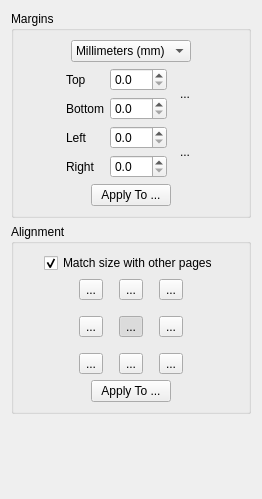
Before: the Qt Designer form filters/page_layout/ui/PageLayoutOptionsWidget.ui in scantailor/scantailor, drawn with Qt 5.
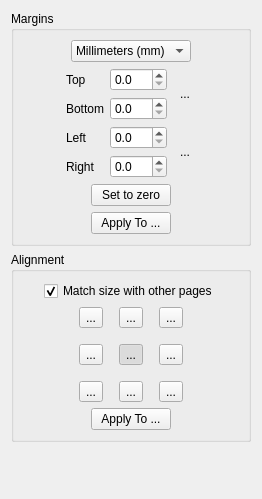
After: the same form once the commit is applied. Icons and pictures are not drawn.

Commit message: Added "Set to zero" button to Margin widget

Diff of the .ui file:
```diff
--- a/filters/page_layout/ui/PageLayoutOptionsWidget.ui
+++ b/filters/page_layout/ui/PageLayoutOptionsWidget.ui
@@ -239,9 +239,9 @@
          </spacer>
         </item>
         <item>
-         <widget class="QPushButton" name="applyMarginsBtn">
+         <widget class="QPushButton" name="zeroMarginsBtn">
           <property name="text">
-           <string>Apply To ...</string>
+           <string>Set to zero</string>
           </property>
          </widget>
         </item>
@@ -260,6 +260,43 @@
         </item>
        </layout>
       </item>
+      <item>
+       <layout class="QHBoxLayout" name="horizontalLayout_51">
+        <item>
+         <spacer name="horizontalSpacer_91">
+          <property name="orientation">
+           <enum>Qt::Horizontal</enum>
+          </property>
+          <property name="sizeHint" stdset="0">
+           <size>
+            <width>1</width>
+            <height>1</height>
+           </size>
+          </property>
+         </spacer>
+        </item>
+        <item>
+         <widget class="QPushButton" name="applyMarginsBtn">
+          <property name="text">
+           <string>Apply To ...</string>
+          </property>
+         </widget>
+        </item>
+        <item>
+         <spacer name="horizontalSpacer_101">
+          <property name="orientation">
+           <enum>Qt::Horizontal</enum>
+          </property>
+          <property name="sizeHint" stdset="0">
+           <size>
+            <width>1</width>
+            <height>1</height>
+           </size>
+          </property>
+         </spacer>
+        </item>
+       </layout>
+      </item>
      </layout>
     </widget>
    </item>
```
Left out of the diff: 1 changed line with no effect on the pictures. The commit also changes 3 other files.
